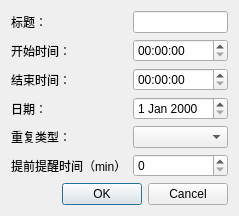
Above: EditDialog.ui from c-miz/Dayflow before the change. Below: the same form after it.
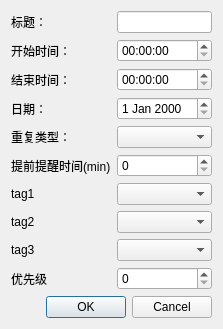
That is the form after the change.

Commit message: 增加了事务的tag和优先级，以及对于事务的筛选

Diff of the .ui file:
```diff
--- a/EditDialog.ui
+++ b/EditDialog.ui
@@ -6,8 +6,8 @@
    <rect>
     <x>0</x>
     <y>0</y>
-    <width>230</width>
-    <height>174</height>
+    <width>177</width>
+    <height>271</height>
    </rect>
   </property>
   <property name="windowTitle">
@@ -33,6 +33,9 @@
        </property>
       </widget>
      </item>
+     <item row="1" column="1">
+      <widget class="QTimeEdit" name="startTimeEdit"/>
+     </item>
      <item row="2" column="0">
       <widget class="QLabel" name="label_3">
        <property name="text">
@@ -40,22 +43,9 @@
        </property>
       </widget>
      </item>
-     <item row="4" column="1">
-      <widget class="QComboBox" name="repeatCombo"/>
-     </item>
-     <item row="1" column="1">
-      <widget class="QTimeEdit" name="startTimeEdit"/>
-     </item>
      <item row="2" column="1">
       <widget class="QTimeEdit" name="endTimeEdit"/>
      </item>
-     <item row="4" column="0">
-      <widget class="QLabel" name="label_4">
-       <property name="text">
-        <string>重复类型：</string>
-       </property>
-      </widget>
-     </item>
      <item row="3" column="0">
       <widget class="QLabel" name="label_5">
        <property name="text">
@@ -66,10 +56,60 @@
      <item row="3" column="1">
       <widget class="QDateEdit" name="dateEdit"/>
      </item>
+     <item row="4" column="0">
+      <widget class="QLabel" name="label_4">
+       <property name="text">
+        <string>重复类型：</string>
+       </property>
+      </widget>
+     </item>
+     <item row="4" column="1">
+      <widget class="QComboBox" name="repeatCombo"/>
+     </item>
+     <item row="6" column="1">
+      <widget class="QComboBox" name="tag1Edit"/>
+     </item>
+     <item row="7" column="0">
+      <widget class="QLabel" name="label_tag2">
+       <property name="text">
+        <string>tag2</string>
+       </property>
+      </widget>
+     </item>
+     <item row="7" column="1">
+      <widget class="QComboBox" name="tag2Edit"/>
+     </item>
+     <item row="8" column="0">
+      <widget class="QLabel" name="label_tag3">
+       <property name="text">
+        <string>tag3</string>
+       </property>
+      </widget>
+     </item>
+     <item row="8" column="1">
+      <widget class="QComboBox" name="tag3Edit"/>
+     </item>
+     <item row="9" column="1">
+      <widget class="QSpinBox" name="priorbox"/>
+     </item>
+     <item row="6" column="0">
+      <widget class="QLabel" name="label_tag1">
+       <property name="text">
+        <string>tag1</string>
+       </property>
+      </widget>
+     </item>
+     <item row="9" column="0">
+      <widget class="QLabel" name="label_priority">
+       <property name="text">
+        <string>优先级</string>
+       </property>
+      </widget>
+     </item>
      <item row="5" column="0">
       <widget class="QLabel" name="label_6">
        <property name="text">
-        <string>提前提醒时间（min）</string>
+        <string>提前提醒时间(min)</string>
        </property>
       </widget>
      </item>
```
The commit also changes 18 other files.
